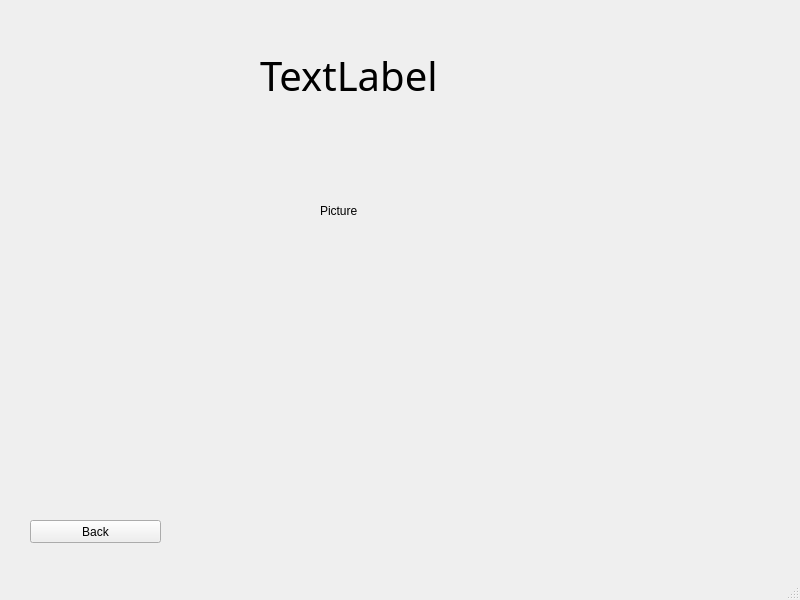
The window that ui/ItemsTemplate.ui (CherryRina/My-Closet) describes before a commit, drawn with Qt 5.
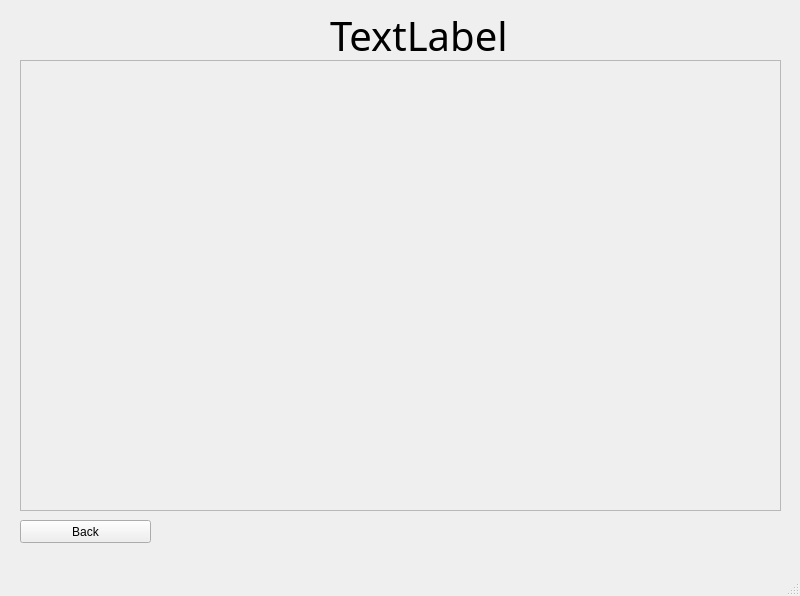
The same window after the commit.

What changed in the file:
```diff
--- a/ui/ItemsTemplate.ui
+++ b/ui/ItemsTemplate.ui
@@ -7,7 +7,7 @@
     <x>0</x>
     <y>0</y>
     <width>800</width>
-    <height>600</height>
+    <height>596</height>
    </rect>
   </property>
   <property name="windowTitle">
@@ -17,7 +17,7 @@
    <widget class="QPushButton" name="main_page_button">
     <property name="geometry">
      <rect>
-      <x>30</x>
+      <x>20</x>
       <y>520</y>
       <width>131</width>
       <height>23</height>
@@ -27,27 +27,14 @@
      <string>Back</string>
     </property>
    </widget>
-   <widget class="QLabel" name="picture_label">
-    <property name="geometry">
-     <rect>
-      <x>320</x>
-      <y>170</y>
-      <width>121</width>
-      <height>81</height>
-     </rect>
-    </property>
-    <property name="text">
-     <string>Picture</string>
-    </property>
-   </widget>
    <widget class="QLabel" name="page_title">
     <property name="enabled">
      <bool>true</bool>
     </property>
     <property name="geometry">
      <rect>
-      <x>260</x>
-      <y>40</y>
+      <x>330</x>
+      <y>0</y>
       <width>251</width>
       <height>71</height>
      </rect>
@@ -72,6 +59,50 @@
      <string>TextLabel</string>
     </property>
    </widget>
+   <widget class="QScrollArea" name="scroll_area">
+    <property name="geometry">
+     <rect>
+      <x>20</x>
+      <y>60</y>
+      <width>761</width>
+      <height>451</height>
+     </rect>
+    </property>
+    <property name="widgetResizable">
+     <bool>true</bool>
+    </property>
+    <widget class="QWidget" name="scrollAreaWidgetContents">
+     <property name="geometry">
+      <rect>
+       <x>0</x>
+       <y>0</y>
+       <width>759</width>
+       <height>449</height>
+      </rect>
+     </property>
+     <widget class="QWidget" name="scroll_area_widger_contents" native="true">
+      <property name="geometry">
+       <rect>
+        <x>9</x>
+        <y>9</y>
+        <width>741</width>
+        <height>431</height>
+       </rect>
+      </property>
+      <widget class="QWidget" name="gridLayoutWidget">
+       <property name="geometry">
+        <rect>
+         <x>-1</x>
+         <y>-1</y>
+         <width>741</width>
+         <height>431</height>
+        </rect>
+       </property>
+       <layout class="QGridLayout" name="grid_layout"/>
+      </widget>
+     </widget>
+    </widget>
+   </widget>
   </widget>
   <widget class="QMenuBar" name="menubar">
    <property name="geometry">
```
